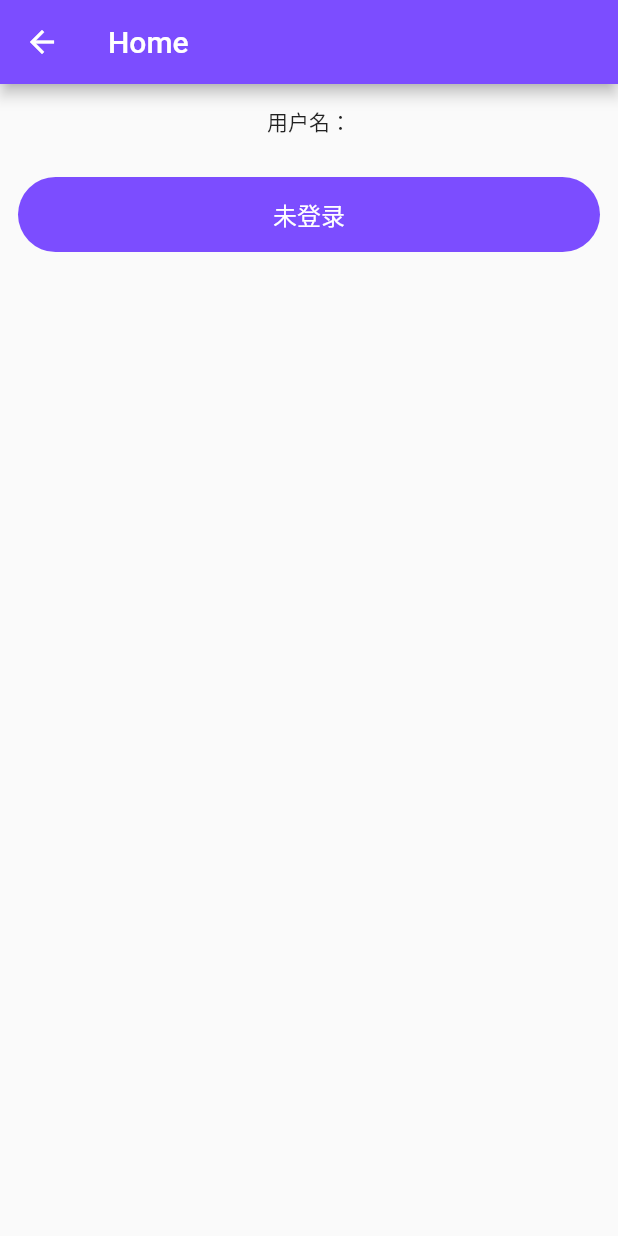
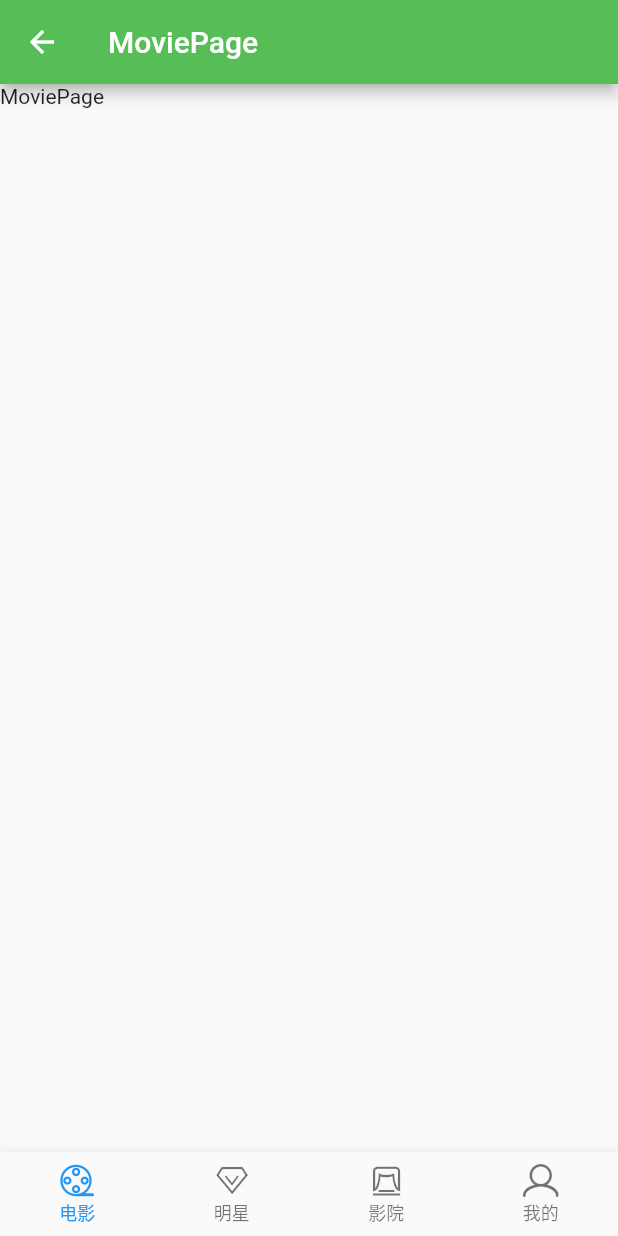
Before and after one commit to edgardeng/good-flutter-app, a Flutter app: the HomePage screen opened by its route, on a phone screen of 412 x 824 dp. Run offline on Flutter 3.47's test engine with Material 2 defaults, Android fonts, the phone set to English and light mode, and no system bars; our stand-ins replace dio; missing offline and left inert: common_utils, flustars; statements that could not run were skipped.

Commit message:
:sparkles:<all> add home page

```diff
--- a/lib/good_flutter_app.dart
+++ b/lib/good_flutter_app.dart
@@ -1,7 +1,7 @@
 import 'package:flutter/material.dart';
 
 import 'package:base_library/base_library.dart';
-import 'ui/page/login_page.dart';
+import 'ui/page/user/login_page.dart';
 import 'ui/page/home_page.dart';
 
 class GoodFlutterApp extends StatelessWidget {
@@ -13,9 +13,9 @@ class GoodFlutterApp extends StatelessWidget {
         BaseConstant.routeMain: (ctx) => HomePage(),
         BaseConstant.routeLogin: (ctx) => LoginPage(),
       },
-      home: Util.isLogin() ? HomePage() : LoginPage(),
+      home: HomePage(),
       theme: ThemeData.light().copyWith(
-        primaryColor: Colors.deepPurpleAccent,
+        primaryColor: Color(0xFF57bd56),
       ),
     );
   }
--- /dev/null
+++ b/lib/ui/page/home/movie_page.dart
@@ -0,0 +1,33 @@
+import 'package:flutter/material.dart';
+//import 'package:xiaodemo/model/app_model.dart';
+
+class MoviePage extends StatefulWidget {
+  @override
+  _MoviePageState createState() => _MoviePageState();
+}
+
+class _MoviePageState extends State<MoviePage> with AutomaticKeepAliveClientMixin {
+
+  @override
+  void initState() {
+    super.initState();
+    print('MoviePage init');
+  }
+
+  @override
+  bool get wantKeepAlive => true;
+
+  @override
+  Widget build(BuildContext context) {
+    super.build(context);
+//    var appModel = AppModel.of(context);
+    return Scaffold(
+      appBar: AppBar(
+        title: Text('MoviePage')
+      ),
+      body: Container(
+        child: Text('MoviePage ')
+      ),
+    );
+  }
+}
--- a/lib/ui/page/home_page.dart
+++ b/lib/ui/page/home_page.dart
@@ -1,50 +1,116 @@
 import 'package:base_library/base_library.dart';
 import 'package:flutter/material.dart';
+import 'package:good_flutter_app/res/icons.dart';
+
+import 'home/cinema_page.dart';
+import 'home/my_page.dart';
+import 'home/movie_page.dart';
+import 'home/star_page.dart';
+
+/// 首页 - 4个标签：
+///
+//import 'package:xiaodemo/assets/icons.dart';
+//import 'package:xiaodemo/utils/event_center.dart';
+
+class BottomBarItem {
+  BottomBarItem({this.title, this.name, this.icon, this.widget});
+
+  final String title;
+  final String name;
+  final Icon icon;
+  final Widget widget;
+}
+
+final List<BottomBarItem> _bottomBarItems = <BottomBarItem>[
+  BottomBarItem(
+      title: '电影',
+      name: 'HomePage',
+      icon: Icon(XDIcons.movie),
+      widget: MoviePage()),
+  BottomBarItem(
+      title: '明星',
+      name: 'cinema',
+      icon: Icon(XDIcons.super_star),
+      widget: StarPage()),
+  BottomBarItem(
+      title: '影院',
+      name: 'star',
+      icon: Icon(XDIcons.cinema),
+      widget: CinemaPage()),
+  BottomBarItem(
+      title: '我的',
+      name: 'personal',
+      icon: Icon(XDIcons.personal),
+      widget: MyPage()),
+];
 
 class HomePage extends StatefulWidget {
   @override
-  State<StatefulWidget> createState() {
-    return new HomePageState();
-  }
+  _HomePageState createState() => _HomePageState();
 }
 
-class HomePageState extends State<HomePage> {
+class _HomePageState extends State<HomePage> {
+  int _currentIndex = 0;
+
+  final _pageController = PageController();
+
   @override
   void initState() {
     super.initState();
+//    eventCenter.on('switchTab', _onSwitchTab);
+  }
+
+//  List<Widget> _pageList = [HomePage(), CategoryPage(), CartPage(), UserPage()];
+//  List<BottomNavigationBarItem>
+
+  void _onTapBottomBar(int index) {
+    _pageController.jumpToPage(index);
+  }
+
+//  void _onSwitchTab(Event e) {
+//    if (e.data == null) return;
+//    final String name = e.data;
+//    for (var i = 0; i < _bottomBarItems.length; i++) {
+//      if (name == _bottomBarItems[i].name) {
+//        _pageController.jumpToPage(i);
+//      }
+//    }
+//  }
+
+  void onPageChanged(int index) {
+    setState(() {
+      _currentIndex = index;
+    });
   }
 
   @override
   Widget build(BuildContext context) {
-    String _userName =
-    Util.isLogin() ? SpUtil.getString(BaseConstant.keyUserName) : "";
-
     return Scaffold(
-      appBar: AppBar(
-        title: const Text('Home'),
+      body: PageView(
+        controller: _pageController,
+        onPageChanged: onPageChanged,
+        children: _bottomBarItems.map((BottomBarItem bottomBarItem) {
+          return bottomBarItem.widget;
+        }).toList(),
+        physics: NeverScrollableScrollPhysics(), // 禁止滑动
       ),
-      body: new Column(
-        children: <Widget>[
-          new Container(
-            height: 50,
-            child: new Center(
-              child: new Text("用户名：$_userName"),
-            ),
-          ),
-          new RoundButton(
-            text: Util.isLogin() ? "退出" : "未登录",
-            margin: EdgeInsets.all(12),
-            onPressed: () {
-              if (Util.isLogin()) {
-                SpUtil.remove(BaseConstant.keyAppToken);
-                setState(() {});
-              } else {
-                RouteUtil.goLogin(context);
-              }
-            },
-          )
-        ],
+      bottomNavigationBar: BottomNavigationBar(
+        items: _bottomBarItems.map((BottomBarItem bottomBarItem) {
+          return BottomNavigationBarItem(
+              icon: bottomBarItem.icon, title: Text(bottomBarItem.title));
+        }).toList(),
+        currentIndex: _currentIndex,
+        type: BottomNavigationBarType.fixed,
+        // 大于3个底部导航需要设置fixed定位
+        onTap: _onTapBottomBar,
+        selectedFontSize: 12.0, // 字体默认12.0，选中时放大为14.0
       ),
     );
   }
+
+  @override
+  void dispose() {
+//    eventCenter.off('switchTab', _onSwitchTab);
+    super.dispose();
+  }
 }
--- a/pubspec.yaml
+++ b/pubspec.yaml
@@ -45,6 +45,10 @@ flutter:
 
   assets:
     - packages/base_library/assets/ic_login_bg.png
+  fonts:
+    - family: IconFont
+      fonts:
+        - asset: assets/fonts/iconfont.ttf
 
   # To add assets to your application, add an assets section, like this:
   # assets:
```
Also changed, not shown: lib/main.dart (+9 -2 lines), lib/res/icons.dart (added, +9 -0 lines), lib/ui/page/home/cinema_page.dart (added, +33 -0 lines), lib/ui/page/home/my_page.dart (added, +33 -0 lines), lib/ui/page/home/star_page.dart (added, +32 -0 lines), lib/ui/page/splash_page.dart (added, +12 -0 lines), assets/fonts/iconfont.ttf (added), lib/ui/page/user/login_page.dart (renamed from lib/ui/page/login_page.dart), 12 other files.
